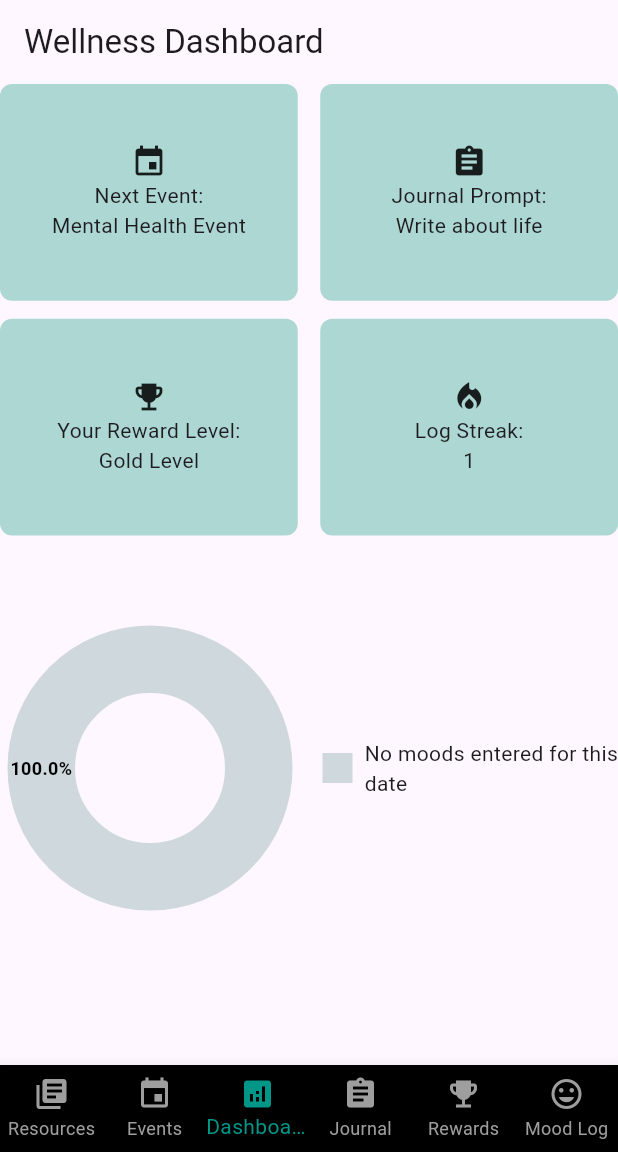
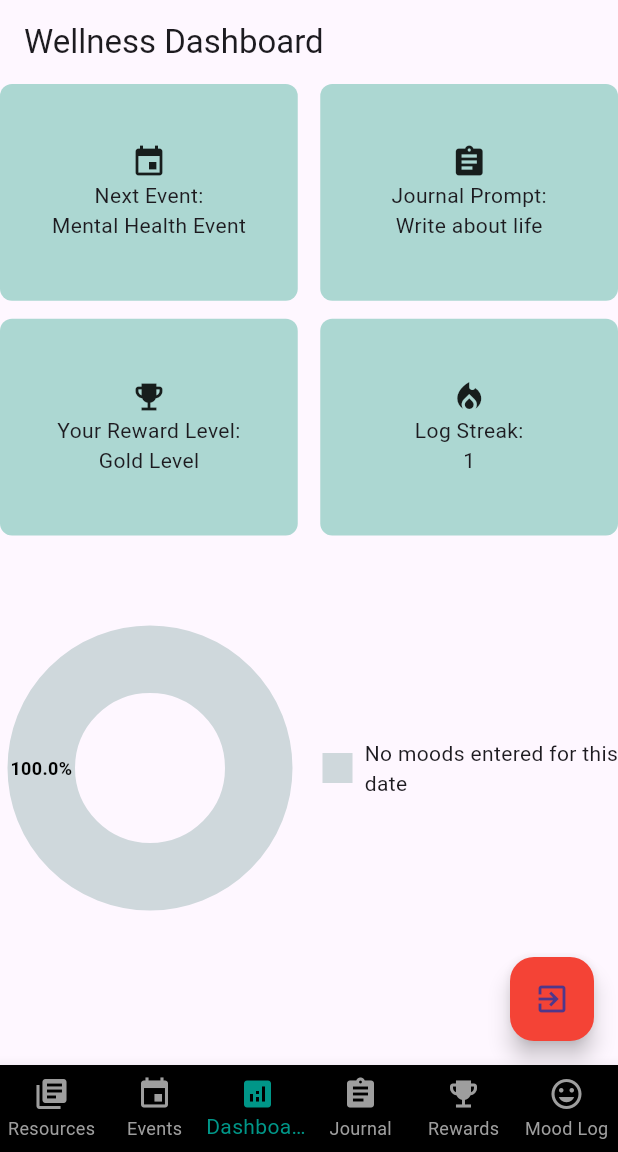
Before and after one commit to WillssEdgar/MoodWaves, a Flutter app: the screen it shows once a user with an empty profile is signed in, item 3 of the bottom bar chosen, on a phone screen of 412 x 824 dp, the part 84-1236 px from its top. Run offline on Flutter 3.47's test engine with Material 3 defaults, Android fonts, the phone set to English and light mode, and no system bars; drawn by our look-alikes of fl_chart; our stand-ins replace cloud_firestore, firebase_auth, firebase_core, table_calendar; accounts and stored records are empty.

Commit message:
sign out button moved

```diff
--- a/lib/screens/dashboard.dart
+++ b/lib/screens/dashboard.dart
@@ -1,13 +1,28 @@
+import 'package:firebase_auth/firebase_auth.dart';
 import 'package:flutter/material.dart';
 import 'package:mood_waves/widgets/dashboard_widget.dart';
 
 /// The DashboardPage is a StatelessWidget that displays the DashboardWidget.
 class DashboardPage extends StatelessWidget {
-  const DashboardPage({super.key});
+  const DashboardPage({Key? key}) : super(key: key);
+
+  Future<void> _signOut(BuildContext context) async {
+    await FirebaseAuth.instance.signOut();
+    Navigator.of(context).pushReplacementNamed('/login');
+  }
 
   /// Builds the DashboardPage widget.
   @override
   Widget build(BuildContext context) {
-    return const Scaffold(body: SafeArea(child: DashboardWidget()));
+    return Scaffold(
+      body: SafeArea(child: DashboardWidget()),
+      floatingActionButton: FloatingActionButton(
+        onPressed: () async {
+          await _signOut(context);
+        },
+        backgroundColor: Colors.red,
+        child: const Icon(Icons.exit_to_app),
+      ),
+    );
   }
 }
```
Also changed, not shown: lib/screens/journal.dart (+0 -15 lines).
